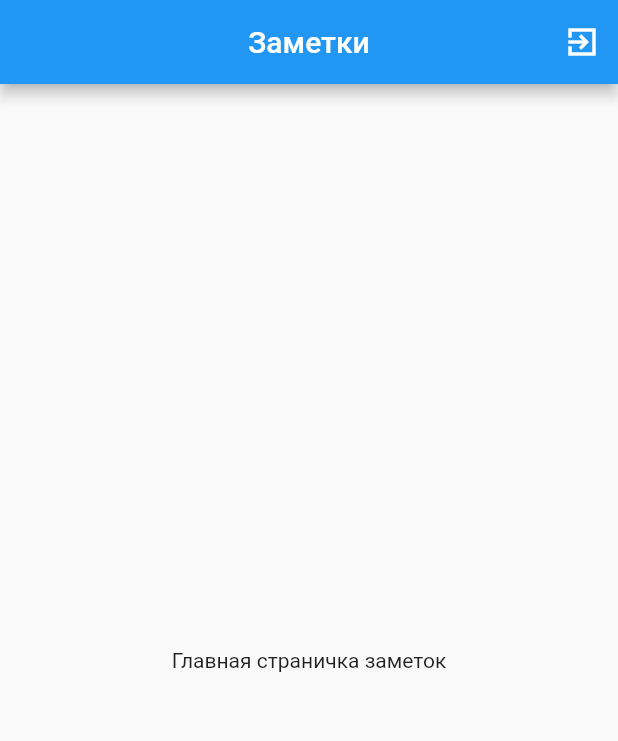
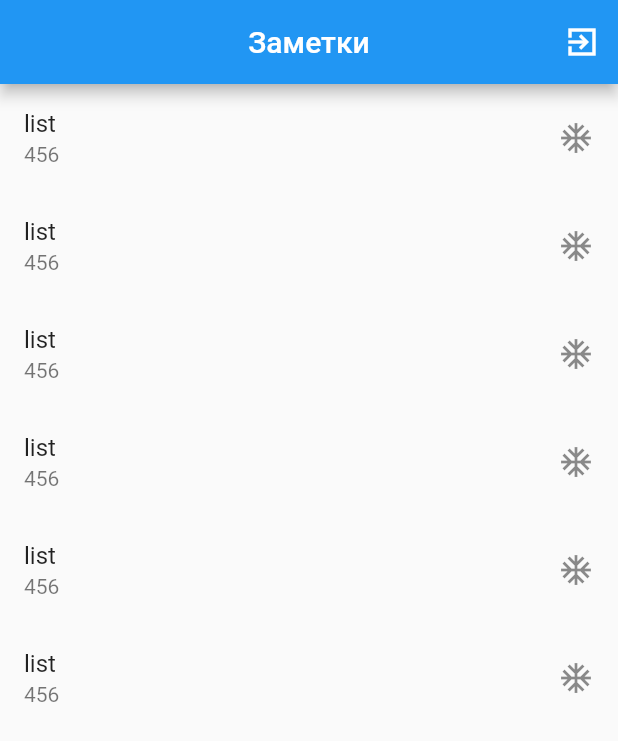
Before and after one commit to devrimma/splash-screen, a Flutter app: the screen it shows after launch, on a phone screen of 412 x 824 dp. Shown: the top 741 px of the screen. Run offline on Flutter 3.47's test engine with Material 2 defaults, Android fonts, the phone set to English and light mode, and no system bars.

Commit message:
created ListTiles

```diff
--- a/lib/screens/home/components/body.dart
+++ b/lib/screens/home/components/body.dart
@@ -6,10 +6,26 @@ class MainBody extends StatefulWidget {
 }
 
 class _MainBodyState extends State<MainBody> {
+
   @override
   Widget build(BuildContext context) {
     return Container(
-      child: Center(child: Text("Главная страничка заметок")),
+      child: ListView.builder(
+        itemCount: 6,
+        itemBuilder: (context, index) {
+          return ListTile(
+            onTap: () {
+              print(index);
+            },
+            title: Text('list'),
+            subtitle: Text("456"),
+            trailing: Icon(
+              Icons.ac_unit_outlined,
+            ),
+            isThreeLine: false,
+          );
+        },
+      ),
     );
   }
 }
--- a/lib/screens/splash/splash_screen.dart
+++ b/lib/screens/splash/splash_screen.dart
@@ -15,7 +15,7 @@ class _SplashState extends State<SplashPage> {
   void initState() {
     // TODO: implement initState
     super.initState();
-    Timer(Duration(seconds: 4), () {
+    Timer(Duration(seconds: 3), () {
       Navigator.pushReplacement(context,
           MaterialPageRoute(builder: (BuildContext context) => MainPage()));
     });
```
